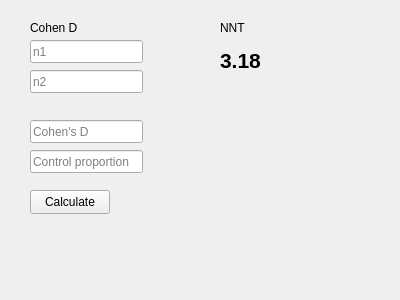
Above: cohendwidget.ui from 0100Light/nntCalc before the change. Below: the same form after it.
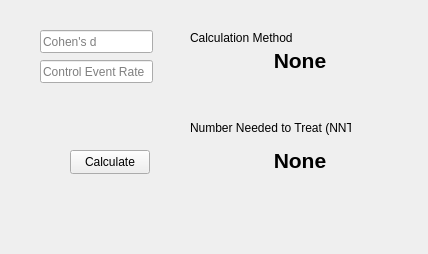
That is the form after the change.

Commit message: calculation logic

```diff
--- a/cohendwidget.ui
+++ b/cohendwidget.ui
@@ -6,83 +6,56 @@
    <rect>
     <x>0</x>
     <y>0</y>
-    <width>400</width>
-    <height>300</height>
+    <width>428</width>
+    <height>254</height>
    </rect>
   </property>
+  <property name="sizePolicy">
+   <sizepolicy hsizetype="Preferred" vsizetype="Preferred">
+    <horstretch>0</horstretch>
+    <verstretch>0</verstretch>
+   </sizepolicy>
+  </property>
+  <property name="minimumSize">
+   <size>
+    <width>370</width>
+    <height>180</height>
+   </size>
+  </property>
   <property name="windowTitle">
    <string>CohendWidget</string>
   </property>
-  <widget class="QLabel" name="label">
-   <property name="geometry">
-    <rect>
-     <x>30</x>
-     <y>20</y>
-     <width>53</width>
-     <height>16</height>
-    </rect>
-   </property>
-   <property name="text">
-    <string>Cohen D</string>
-   </property>
-  </widget>
-  <widget class="QLineEdit" name="lineEdit_n1">
-   <property name="geometry">
-    <rect>
-     <x>30</x>
-     <y>40</y>
-     <width>113</width>
-     <height>23</height>
-    </rect>
-   </property>
-   <property name="placeholderText">
-    <string>n1</string>
-   </property>
-  </widget>
-  <widget class="QLineEdit" name="lineEdit_n2">
-   <property name="geometry">
-    <rect>
-     <x>30</x>
-     <y>70</y>
-     <width>113</width>
-     <height>23</height>
-    </rect>
-   </property>
-   <property name="placeholderText">
-    <string>n2</string>
-   </property>
-  </widget>
   <widget class="QLineEdit" name="lineEdit_cohend">
    <property name="geometry">
     <rect>
-     <x>30</x>
-     <y>120</y>
+     <x>40</x>
+     <y>30</y>
      <width>113</width>
      <height>23</height>
     </rect>
    </property>
    <property name="placeholderText">
-    <string>Cohen's D</string>
+    <string>Cohen's d</string>
    </property>
   </widget>
   <widget class="QLineEdit" name="lineEdit_control">
    <property name="geometry">
     <rect>
-     <x>30</x>
+     <x>40</x>
+     <y>60</y>
+     <width>113</width>
+     <height>23</height>
+    </rect>
+   </property>
+   <property name="placeholderText">
+    <string>Control Event Rate</string>
+   </property>
+  </widget>
+  <widget class="QPushButton" name="btnCalc">
+   <property name="geometry">
+    <rect>
+     <x>70</x>
      <y>150</y>
-     <width>113</width>
-     <height>23</height>
-    </rect>
-   </property>
-   <property name="placeholderText">
-    <string>Control proportion</string>
-   </property>
-  </widget>
-  <widget class="QPushButton" name="pushButton">
-   <property name="geometry">
-    <rect>
-     <x>30</x>
-     <y>190</y>
      <width>80</width>
      <height>24</height>
     </rect>
@@ -94,22 +67,22 @@
   <widget class="QLabel" name="label_2">
    <property name="geometry">
     <rect>
-     <x>220</x>
-     <y>20</y>
-     <width>53</width>
+     <x>190</x>
+     <y>30</y>
+     <width>131</width>
      <height>16</height>
     </rect>
    </property>
    <property name="text">
-    <string>NNT</string>
+    <string>Calculation Method</string>
    </property>
   </widget>
   <widget class="QLabel" name="label_3">
    <property name="geometry">
     <rect>
-     <x>220</x>
+     <x>200</x>
      <y>50</y>
-     <width>121</width>
+     <width>200</width>
      <height>21</height>
     </rect>
    </property>
@@ -120,7 +93,45 @@
     </font>
    </property>
    <property name="text">
-    <string>3.18</string>
+    <string>None</string>
+   </property>
+   <property name="alignment">
+    <set>Qt::AlignCenter</set>
+   </property>
+  </widget>
+  <widget class="QLabel" name="label_4">
+   <property name="geometry">
+    <rect>
+     <x>190</x>
+     <y>120</y>
+     <width>161</width>
+     <height>16</height>
+    </rect>
+   </property>
+   <property name="text">
+    <string>Number Needed to Treat (NNT)</string>
+   </property>
+  </widget>
+  <widget class="QLabel" name="label_nnt">
+   <property name="geometry">
+    <rect>
+     <x>200</x>
+     <y>150</y>
+     <width>200</width>
+     <height>21</height>
+    </rect>
+   </property>
+   <property name="font">
+    <font>
+     <pointsize>16</pointsize>
+     <bold>true</bold>
+    </font>
+   </property>
+   <property name="text">
+    <string>None</string>
+   </property>
+   <property name="alignment">
+    <set>Qt::AlignCenter</set>
    </property>
   </widget>
  </widget>
```
Left out of the diff: 4 changed lines with no effect on the pictures. The commit also changes 7 other files.
